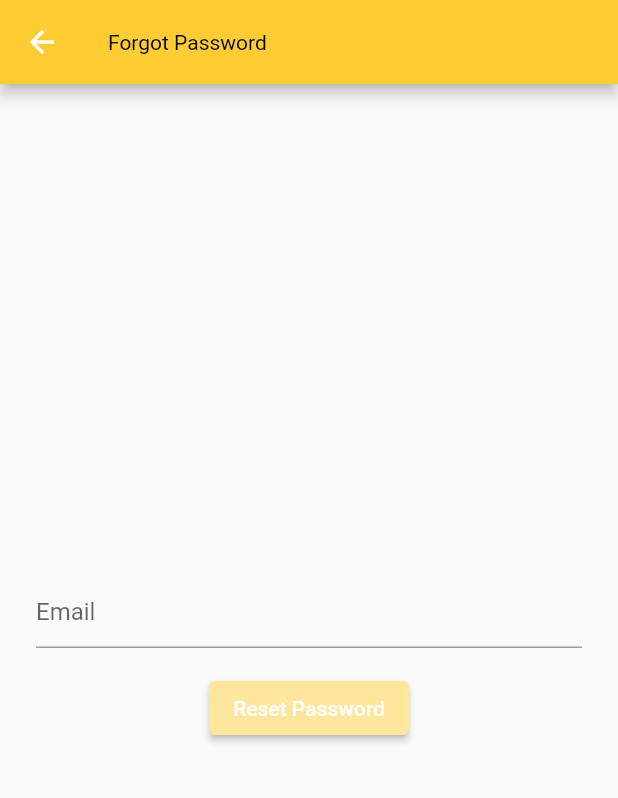
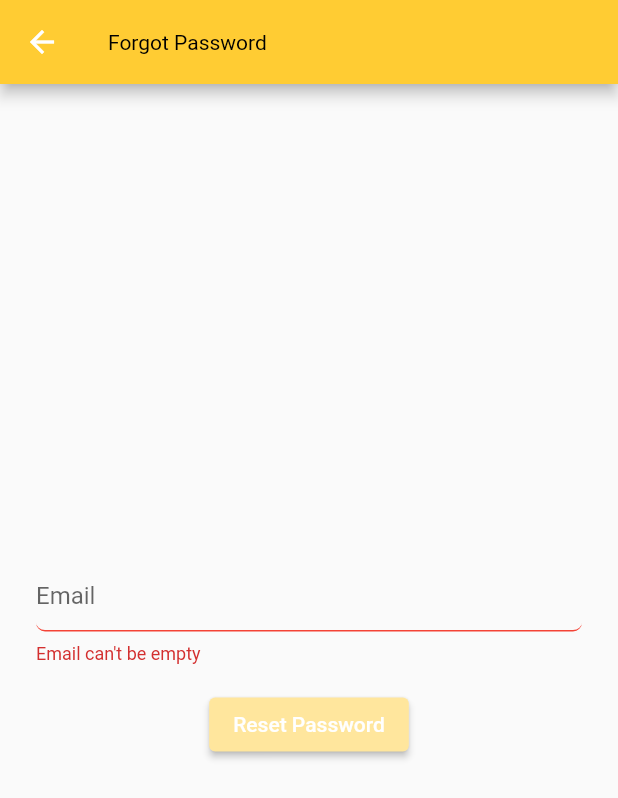
Before and after one commit to biiggman/aacai, a Flutter app: the ForgotPasswordPage screen opened directly, after a tap on "Reset Password", on a phone screen of 412 x 824 dp. Shown: the top 798 px of the screen. Run offline on Flutter 3.47's test engine with Material 2 defaults, Android fonts, the phone set to English and light mode, and no system bars; our stand-ins replace camera, firebase_auth, firebase_core, google_sign_in, settings_ui; accounts and stored records are empty.

```diff
--- a/lib/fire_auth.dart
+++ b/lib/fire_auth.dart
@@ -7,11 +7,12 @@ import 'package:path/path.dart';
 
 class FireAuth {
   // For registering a new user
-  static Future<User?> registerUsingEmailPassword({
-    required String name,
-    required String email,
-    required String password,
-  }) async {
+  //add snackbar
+  static Future<User?> registerUsingEmailPassword(
+      {required String name,
+      required String email,
+      required String password,
+      required BuildContext context}) async {
     FirebaseAuth auth = FirebaseAuth.instance;
     User? user;
 
@@ -29,7 +30,11 @@ class FireAuth {
       if (e.code == 'weak-password') {
         print('The password provided is too weak.');
       } else if (e.code == 'email-already-in-use') {
-        print('An account already exists for that email.');
+        ScaffoldMessenger.of(context).showSnackBar(
+          FireAuth.customSnackBar(
+            content: 'Account already exists for that email',
+          ),
+        );
       }
     } catch (e) {
       print(e);
@@ -39,6 +44,7 @@ class FireAuth {
   }
 
   // For signing in a user (have already registered)
+  //add snackbar for errors
   static Future<User?> signInUsingEmailPassword({
     required String email,
     required String password,
@@ -157,33 +163,33 @@ class FireAuth {
     }
   }
 
-  //handle google authorization errors
+  //snackbar to handle authorization errors
   static SnackBar customSnackBar({required String content}) {
     return SnackBar(
-      backgroundColor: Colors.black,
+      backgroundColor: Color.fromRGBO(246, 197, 2, 1),
       content: Text(
         content,
-        style: TextStyle(
-            color: Color.fromARGB(255, 22, 2, 246), letterSpacing: 0.5),
+        style:
+            TextStyle(color: Color.fromARGB(255, 1, 4, 0), letterSpacing: 0.5),
       ),
     );
   }
 
-  //forgot password
-  //not showing snackbar messages for confirmation and invalid email
-  static Future<void> forgotPassword({
-    required String email,
-  }) async {
+  //forgot password with snackbar
+  static Future<void> forgotPassword(
+      {required String email, required BuildContext context}) async {
     try {
       await FirebaseAuth.instance.sendPasswordResetEmail(email: email);
-      ScaffoldMessenger.of(context as BuildContext).showSnackBar(
+      ScaffoldMessenger.of(context).showSnackBar(
         FireAuth.customSnackBar(
-          content: 'Passwod reset email sent',
+          content: 'Password reset email sent',
         ),
       );
     } on FirebaseAuthException catch (e) {
       if (e.code == 'user-not-found') {
-        print('No user found for that email.');
+        ScaffoldMessenger.of(context).showSnackBar(FireAuth.customSnackBar(
+          content: 'No user found for that email',
+        ));
       }
     }
   }
--- a/lib/forgot_password_page.dart
+++ b/lib/forgot_password_page.dart
@@ -1,4 +1,5 @@
 import 'package:aacademic/validator.dart';
+import 'package:firebase_auth/firebase_auth.dart';
 import 'package:flutter/material.dart';
 import 'fire_auth.dart';
 
@@ -56,9 +57,22 @@ class _ForgotPasswordPageState extends State<ForgotPasswordPage> {
                       _isProcessing
                           ? CircularProgressIndicator()
                           : ElevatedButton(
-                              onPressed: () {
-                                FireAuth.forgotPassword(
-                                    email: _emailTextController.text);
+                              onPressed: () async {
+                                _focusEmail.unfocus();
+
+                                if (_registerFormKey.currentState!.validate()) {
+                                  setState(() {
+                                    _isProcessing = true;
+                                  });
+
+                                  FireAuth.forgotPassword(
+                                      email: _emailTextController.text.trim(),
+                                      context: context);
+
+                                  setState(() {
+                                    _isProcessing = false;
+                                  });
+                                }
                               },
                               child: Text(
                                 'Reset Password',
--- a/lib/login_page.dart
+++ b/lib/login_page.dart
@@ -51,7 +51,7 @@ class _LoginPageState extends State<LoginPage> {
       },
       child: Scaffold(
         appBar: AppBar(
-          title: Text('Firebase Authentication'),
+          title: Text('Logo here'),
         ),
         body: FutureBuilder(
           future: _initializeFirebase(),
@@ -115,6 +115,7 @@ class _LoginPageState extends State<LoginPage> {
                                   mainAxisAlignment:
                                       MainAxisAlignment.spaceBetween,
                                   children: [
+                                    //sign in =>
                                     Expanded(
                                       child: ElevatedButton(
                                         onPressed: () async {
@@ -164,6 +165,7 @@ class _LoginPageState extends State<LoginPage> {
                                   mainAxisSize: MainAxisSize.min,
                                   mainAxisAlignment: MainAxisAlignment.center,
                                   children: [
+                                      //google sign in =>
                                       OutlinedButton(
                                         style: ButtonStyle(
                                           backgroundColor:
@@ -236,6 +238,7 @@ class _LoginPageState extends State<LoginPage> {
                                   mainAxisSize: MainAxisSize.min,
                                   mainAxisAlignment: MainAxisAlignment.center,
                                   children: [
+                                      //register =>
                                       Expanded(
                                         child: ElevatedButton(
                                           onPressed: () {
@@ -254,6 +257,7 @@ class _LoginPageState extends State<LoginPage> {
                                         ),
                                       ),
                                       SizedBox(width: 24.0),
+                                      //forgot password =>
                                       Expanded(
                                         child: ElevatedButton(
                                           onPressed: () {
```
Also changed, not shown: lib/register_page.dart (+8 -3 lines).
